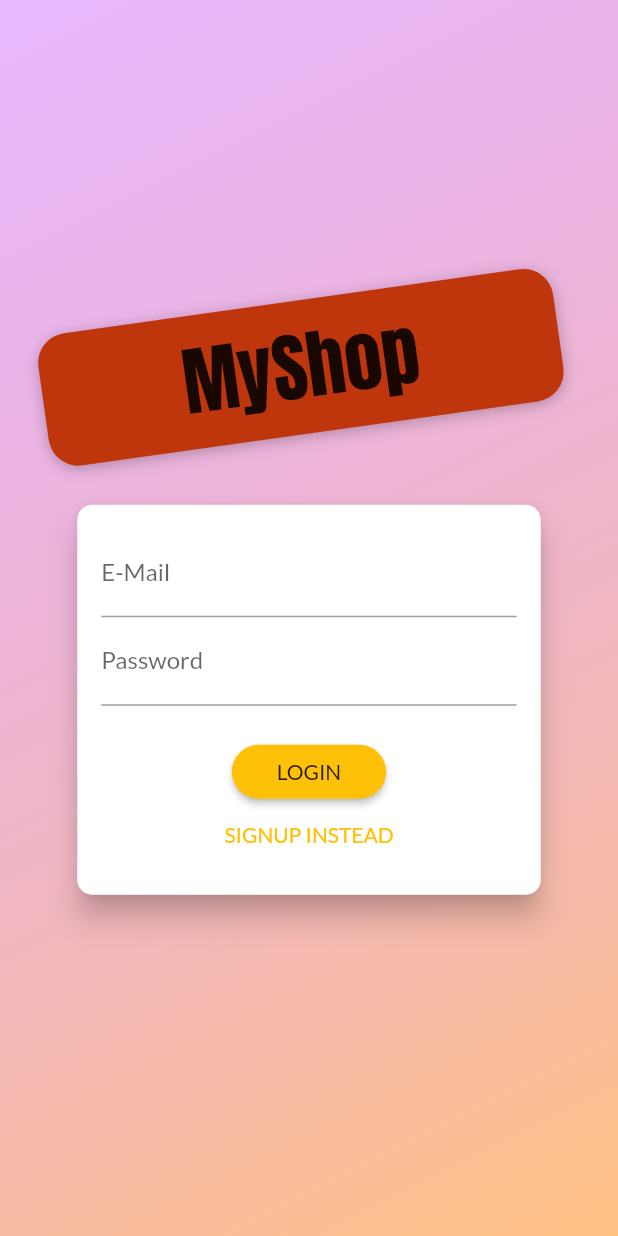
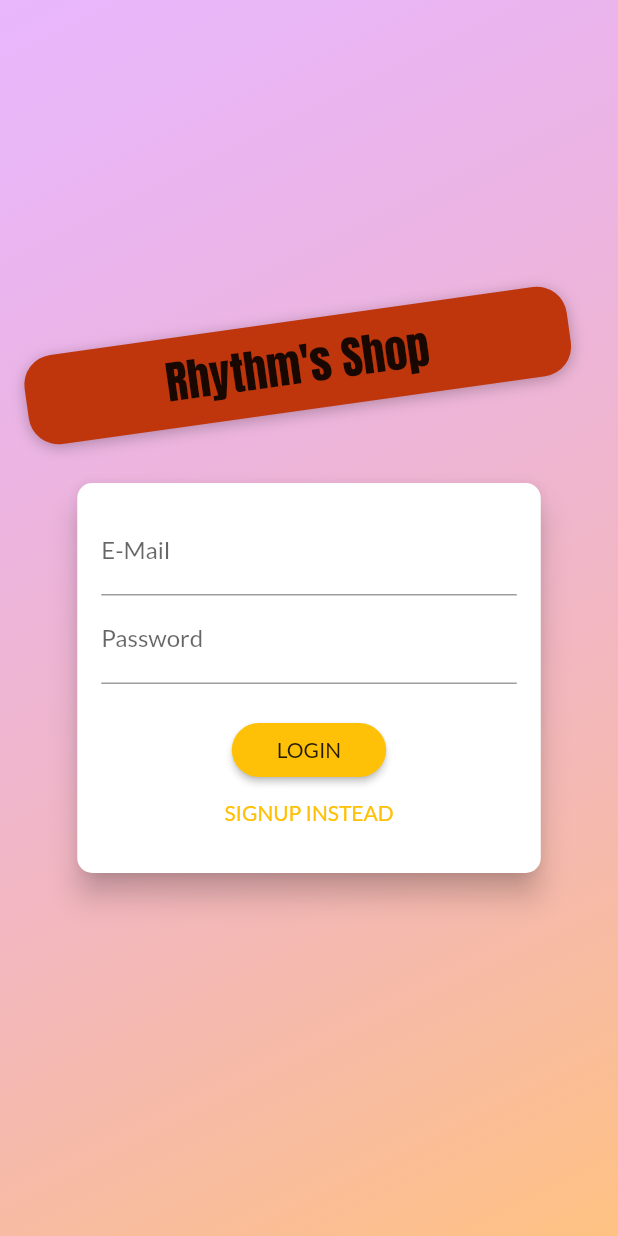
Before and after one commit to rhythmbhiwani/flutter-shop-app, a Flutter app: the screen it shows after launch, on a phone screen of 412 x 824 dp. Run offline on Flutter 3.47's test engine with Material 2 defaults, Android fonts, the phone set to English and light mode, and no system bars; our stand-ins replace shared_preferences.

```diff
--- a/lib/screens/auth_screen.dart
+++ b/lib/screens/auth_screen.dart
@@ -58,11 +58,11 @@ class AuthScreen extends StatelessWidget {
                         ],
                       ),
                       child: Text(
-                        'MyShop',
+                        'Rhythm\'s Shop',
                         style: TextStyle(
                           // ignore: deprecated_member_use
                           color: Theme.of(context).accentTextTheme.title.color,
-                          fontSize: 50,
+                          fontSize: 30,
                           fontFamily: 'Anton',
                           fontWeight: FontWeight.normal,
                         ),
--- a/lib/screens/product_detail_screen.dart
+++ b/lib/screens/product_detail_screen.dart
@@ -20,7 +20,8 @@ class ProductDetailScreen extends StatelessWidget {
             flexibleSpace: FlexibleSpaceBar(
               title: Text(
                 loadedProduct.title,
-                style: TextStyle(color: Colors.black),
+                style: TextStyle(
+                    color: Colors.black, backgroundColor: Colors.amber),
               ),
               background: Hero(
                 tag: loadedProduct.id,
@@ -53,7 +54,7 @@ class ProductDetailScreen extends StatelessWidget {
               ),
             ),
             const SizedBox(
-              height: 800,
+              height: 200,
             )
           ])),
         ],
--- a/lib/screens/products_overview_screen.dart
+++ b/lib/screens/products_overview_screen.dart
@@ -43,7 +43,7 @@ class _ProductsOverviewScreenState extends State<ProductsOverviewScreen> {
   Widget build(BuildContext context) {
     return Scaffold(
       appBar: AppBar(
-        title: Text('My Shop'),
+        title: Text('Rhythm\'s Shop'),
         actions: <Widget>[
           Consumer<Cart>(
             builder: (_, cart, child) {
```
Also changed, not shown: 13 other files.
